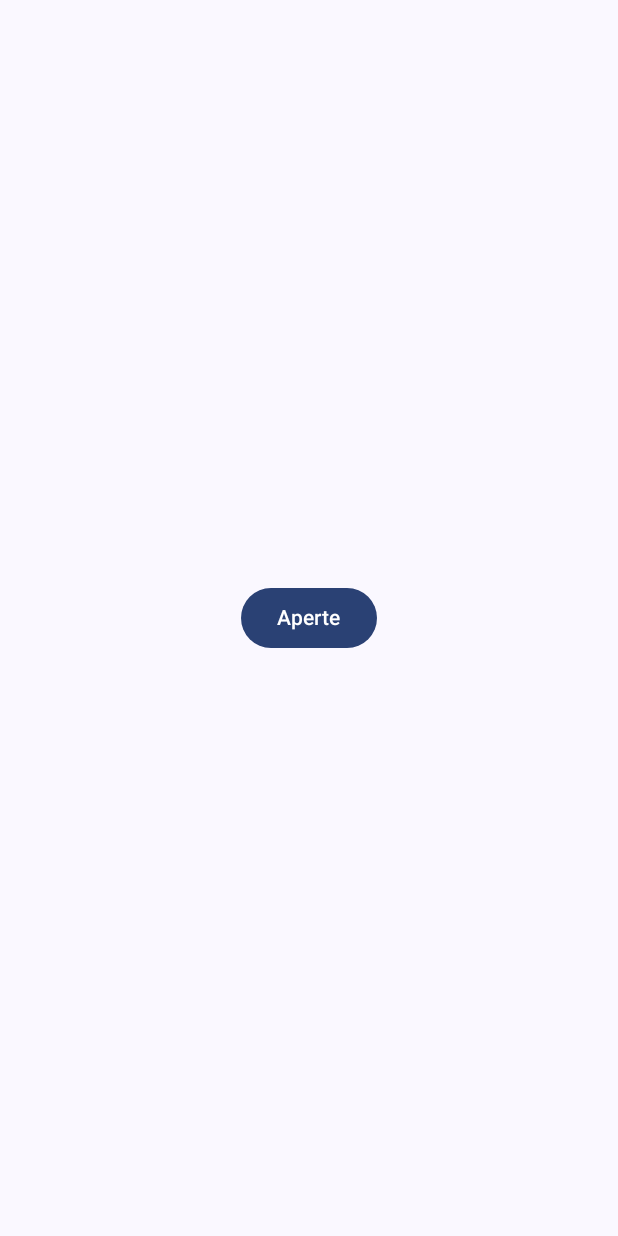
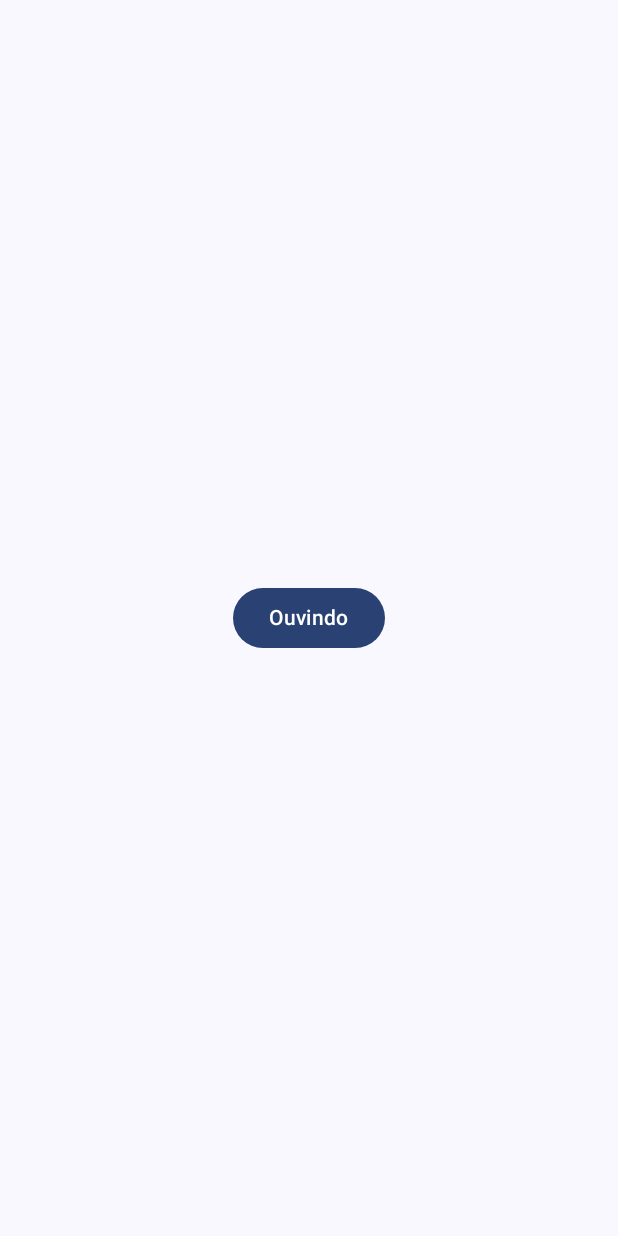
Before and after one commit to filipecancio/barber, an Android app built with Jetpack Compose: the screen it shows after launch (MainActivity), after a tap on "Aperte", on a phone screen of 412 x 824 dp. Run offline under Robolectric (Android 15) with nearby library versions, the phone set to English and light mode, and no system bars.

Commit message:
:tada: Criando Status

```diff
--- a/app/src/main/java/dev/cancio/barber/ui/screen/HomeScreen.kt
+++ b/app/src/main/java/dev/cancio/barber/ui/screen/HomeScreen.kt
@@ -5,6 +5,8 @@ import androidx.compose.foundation.layout.fillMaxWidth
 import androidx.compose.material3.Button
 import androidx.compose.material3.Text
 import androidx.compose.runtime.Composable
+import androidx.compose.runtime.mutableStateOf
+import androidx.compose.runtime.remember
 import androidx.compose.runtime.rememberCoroutineScope
 import androidx.compose.ui.Alignment
 import androidx.compose.ui.Modifier
@@ -15,6 +17,7 @@ import dev.cancio.barber.viewmodel.HomeViewModel
 fun HomeScreen() {
     val scope = rememberCoroutineScope()
     val viewModel = HomeViewModel()
+    val state = remember{ mutableStateOf(HearState.Not) }
 
     Box(
         modifier = Modifier.fillMaxWidth()
@@ -22,11 +25,19 @@ fun HomeScreen() {
         Button(
             modifier = Modifier
                 .align(Alignment.Center),
-            onClick = { viewModel.onClickButton(scope) }
+            onClick = { state.value = viewModel.onClickButton(scope) }
         ) {
-            Text(text = "Aperte")
+            Text(text = when(state.value){
+                HearState.Yes -> "Ouvindo"
+                else -> "Aperte"
+            })
         }
     }
+}
+
+enum class HearState(){
+    Yes(),
+    Not()
 }
 
 @Preview(
--- a/app/src/main/java/dev/cancio/barber/viewmodel/HomeViewModel.kt
+++ b/app/src/main/java/dev/cancio/barber/viewmodel/HomeViewModel.kt
@@ -2,14 +2,16 @@ package dev.cancio.barber.viewmodel
 
 import android.util.Log
 import androidx.lifecycle.ViewModel
+import dev.cancio.barber.ui.screen.HearState
 import kotlinx.coroutines.CoroutineScope
 import kotlinx.coroutines.launch
 
 class HomeViewModel(): ViewModel() {
 
-    fun onClickButton(scope: CoroutineScope){
+    fun onClickButton(scope: CoroutineScope): HearState{
         scope.launch {
             Log.e("Message","foi pivete")
         }
+        return HearState.Yes
     }
 }
```
